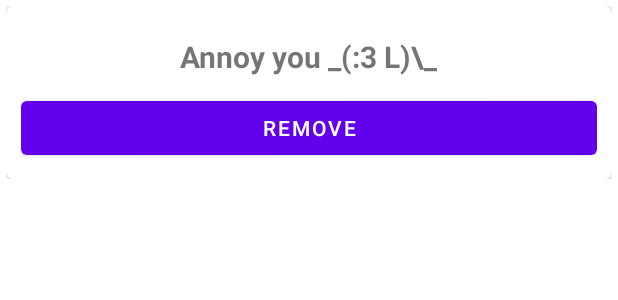
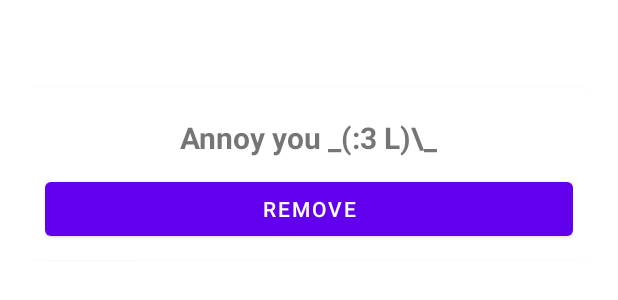
Before and after one commit to Hack-Roll-2022/CatDo, an Android app: the layout popup_window.xml on its own in the app's theme, with its tools: preview values and no code run, on a phone screen of 412 x 824 dp. Shown: the top 300 px of the screen. Run offline under Robolectric (Android 15) with nearby library versions, the phone set to English and light mode, and no system bars.

```diff
--- a/app/src/main/res/layout/popup_window.xml
+++ b/app/src/main/res/layout/popup_window.xml
@@ -2,28 +2,33 @@
 <RelativeLayout
     xmlns:android="http://schemas.android.com/apk/res/android"
     android:id="@+id/popup_overall"
-    android:layout_width="wrap_content"
+    android:layout_width="match_parent"
     android:layout_height="wrap_content"
     xmlns:app="http://schemas.android.com/apk/res-auto"
-    android:padding="4dp"
+    android:padding="20dp"
     android:background="@null">
+
+    <View
+        android:id="@+id/view"
+        android:layout_width="383dp"
+        android:layout_height="192dp" />
 
     <androidx.cardview.widget.CardView
         android:id="@+id/popup_screen"
-        android:layout_width="match_parent"
+        android:layout_width="383dp"
         android:layout_height="wrap_content"
+
         android:layout_centerInParent="true"
         app:cardCornerRadius="5dp"
-
         app:layout_constraintEnd_toEndOf="parent"
         app:layout_constraintStart_toStartOf="parent"
-        app:layout_constraintTop_toBottomOf="parent" >
+        app:layout_constraintTop_toBottomOf="parent">
 
         <LinearLayout
             android:layout_width="match_parent"
             android:layout_height="match_parent"
+            android:layout_gravity=""
             android:orientation="vertical"
-            android:layout_gravity=""
             android:padding="10dp"
 
             app:layout_constraintEnd_toEndOf="parent"
```
